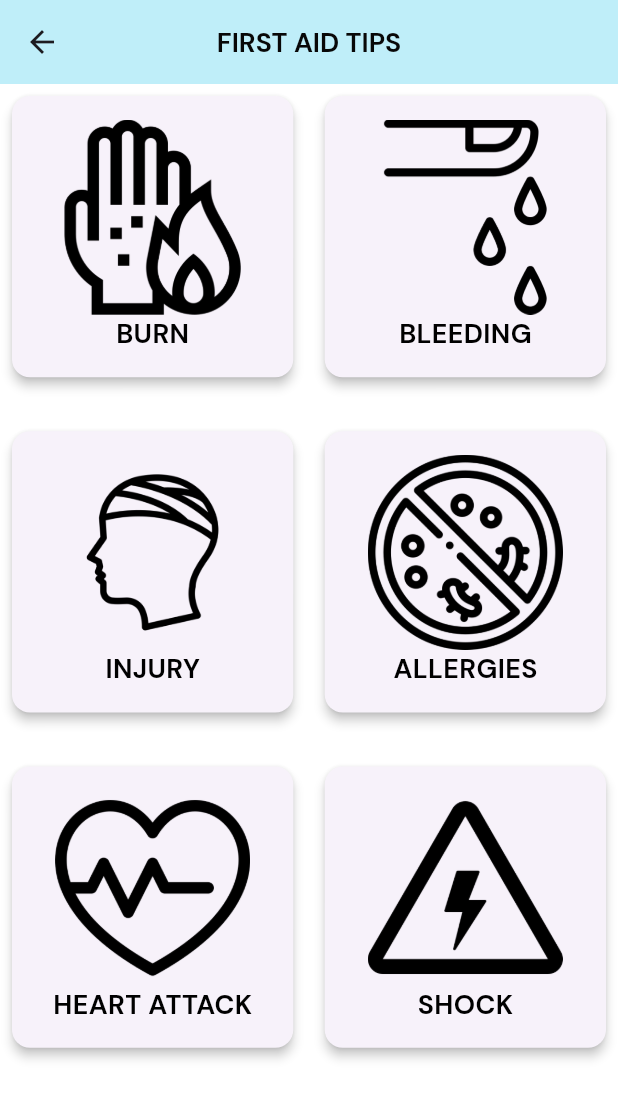
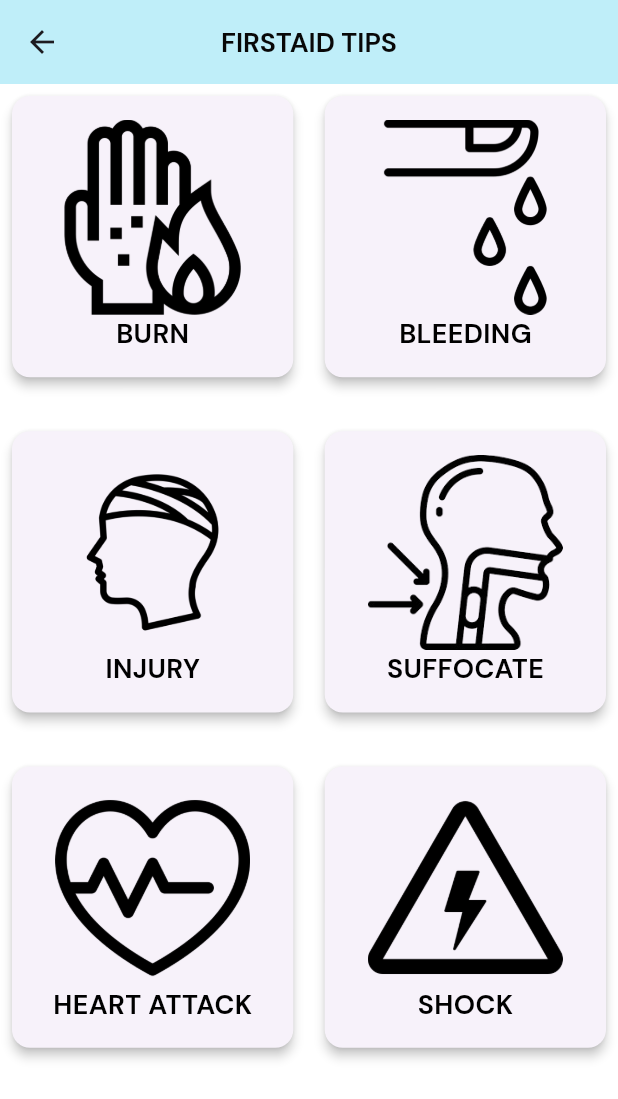
Before and after one commit to ADRIANTULANG/ReportingUserApp, a Flutter app: the FirstAidScreen screen opened directly, on a phone screen of 412 x 824 dp. Shown: the top 1099 px of the screen. Run offline on Flutter 3.47's test engine with Material 3 defaults, Android fonts, the phone set to English and light mode, and no system bars; our stand-ins replace awesome_notifications, cloud_firestore, file_picker, firebase_auth, firebase_core, firebase_messaging and 7 more; accounts and stored records are empty; statements that could not run were skipped.

Commit message:
add some updates

```diff
--- a/lib/screens/home_screen.dart
+++ b/lib/screens/home_screen.dart
@@ -142,7 +142,7 @@ class _HomeScreenState extends State<HomeScreen> {
                   Navigator.of(context).push(MaterialPageRoute(
                       builder: (context) => const FirstAidScreen()));
                 },
-                child: card('LEARN FIRST AID', Icons.medical_information)),
+                child: card('LEARN FIRSTAID', Icons.medical_information)),
             const SizedBox(
               height: 20,
             ),
--- a/lib/screens/pages/first_aid_page.dart
+++ b/lib/screens/pages/first_aid_page.dart
@@ -15,7 +15,7 @@ class _FirstAidScreenState extends State<FirstAidScreen> {
     'burn 1.png',
     'blood-droplet 1.png',
     'injury 1.png',
-    'antibacterial 1.png',
+    'suffocateicon.png',
     'heart-attack 1.png',
     'shock-sign 1.png'
   ];
@@ -24,7 +24,7 @@ class _FirstAidScreenState extends State<FirstAidScreen> {
     'BURN',
     'BLEEDING',
     'INJURY',
-    'ALLERGIES',
+    'SUFFOCATE',
     'HEART ATTACK',
     'SHOCK'
   ];
@@ -33,7 +33,7 @@ class _FirstAidScreenState extends State<FirstAidScreen> {
     'https://www.verywellhealth.com/first-aid-for-burns-5208710',
     'https://www.verywellhealth.com/how-to-control-bleeding-1298304',
     'https://www.verywellhealth.com/sports-injuries-4013926',
-    'https://www.verywellhealth.com/how-food-allergy-is-treated-4773095',
+    'https://onlinefirstaid.com/suffocation-and-strangulation/',
     'https://www.verywellhealth.com/heart-attack-7229012',
     'https://www.verywellhealth.com/types-of-shock-4018329'
   ];
@@ -42,9 +42,10 @@ class _FirstAidScreenState extends State<FirstAidScreen> {
   Widget build(BuildContext context) {
     return Scaffold(
         appBar: AppBar(
-          backgroundColor: Color.fromARGB(251, 128, 222, 243).withOpacity(0.5),
+          backgroundColor:
+              const Color.fromARGB(251, 128, 222, 243).withOpacity(0.5),
           title: TextWidget(
-            text: 'FIRST AID TIPS',
+            text: 'FIRSTAID TIPS',
             fontSize: 18,
             color: const Color.fromARGB(255, 8, 8, 8),
             fontFamily: 'Bold',
```
Also changed, not shown: lib/screens/pages/add_report_page.dart (+1 -8 lines), lib/screens/pages/coping_main_page.dart (+22 -20 lines), lib/screens/pages/coping_tabs/suffocate_tab.dart (added, +19 -0 lines), assets/images/suffocate.png (added), assets/images/suffocateicon.png (added).
